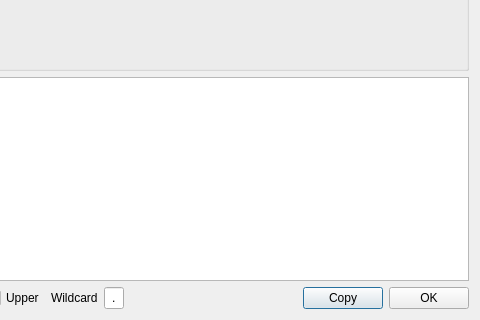
horsicq/FormatDialogs, file dialoghexsignature.ui: the form before one commit; both pictures show x 96 to 576 and y 100 to 420 of the 576 by 420 pixel window.
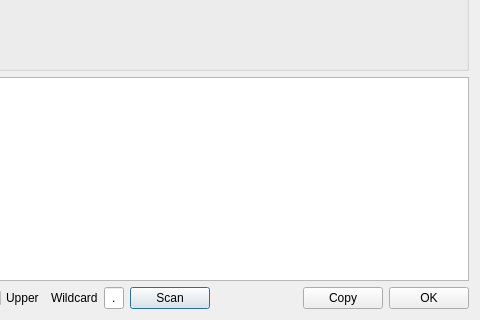
The form after the commit.

What changed in the file:
```diff
--- a/dialoghexsignature.ui
+++ b/dialoghexsignature.ui
@@ -165,6 +165,13 @@
        </property>
       </widget>
      </item>
+     <item>
+      <widget class="QPushButton" name="pushButtonScan">
+       <property name="text">
+        <string>Scan</string>
+       </property>
+      </widget>
+     </item>
      <item>
       <spacer name="horizontalSpacer_2">
        <property name="orientation">
```
